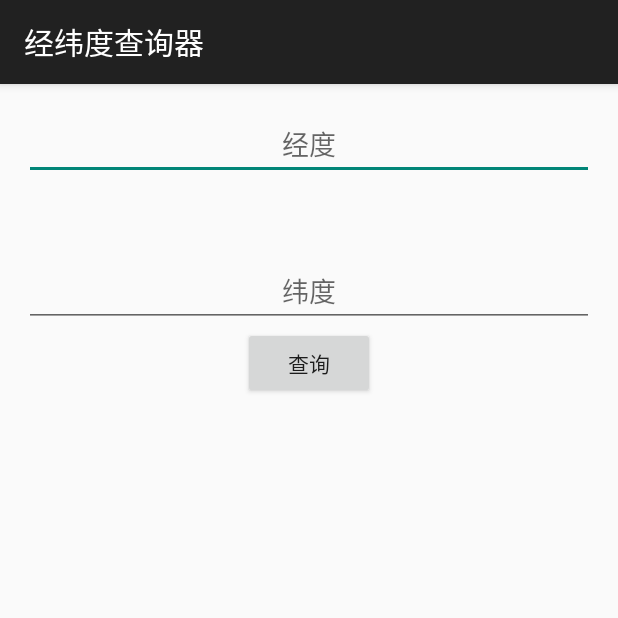
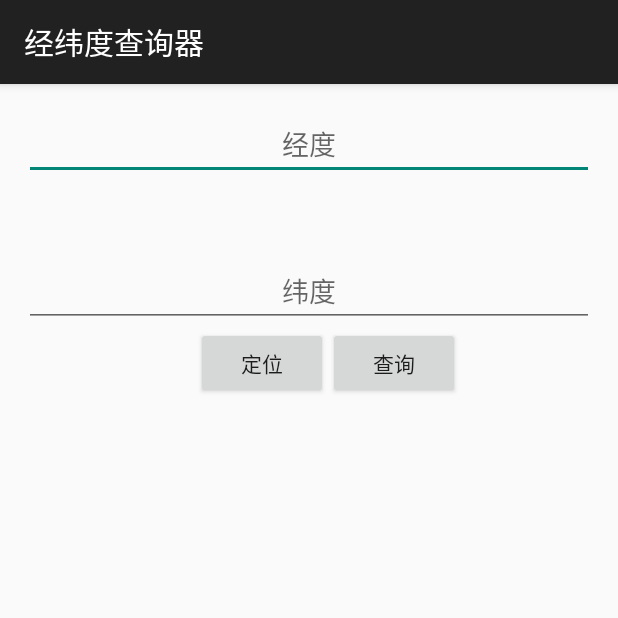
Before and after one commit to zaijie1213/gsptolocation, an Android app: the screen it shows after launch (MainActivity), on a phone screen of 412 x 824 dp, the top half of it. Run offline under Robolectric (Android 15) with nearby library versions, the phone set to English and light mode, and no system bars; our stand-ins replace ButterKnife; libraries missing offline, so code that uses them is left out: com.umeng.analytics, com.umeng.update; 3 statements that could not run were skipped.

Commit message:
添加定位功能

```diff
--- a/app/src/main/java/com/example/zaijie/gpslocation/MainActivity.java
+++ b/app/src/main/java/com/example/zaijie/gpslocation/MainActivity.java
@@ -12,6 +12,10 @@ import android.widget.Button;
 import android.widget.EditText;
 import android.widget.TextView;
 
+import com.baidu.location.BDLocation;
+import com.baidu.location.BDLocationListener;
+import com.baidu.location.LocationClient;
+import com.baidu.location.LocationClientOption;
 import com.thinkland.sdk.android.DataCallBack;
 import com.thinkland.sdk.android.JuheData;
 import com.thinkland.sdk.android.Parameters;
@@ -27,6 +31,8 @@ import butterknife.OnClick;
 
 public class MainActivity extends AppCompatActivity {
 
+    public BDLocationListener listener;
+    public LocationClient client;
     @Bind(R.id.lat)
     EditText mLat;
     @Bind(R.id.lng)
@@ -35,6 +41,8 @@ public class MainActivity extends AppCompatActivity {
     Button mBtnSearch;
     @Bind(R.id.result)
     TextView mResult;
+    @Bind(R.id.getCurLoc)
+    Button mGetCurLoc;
 
     @Override
     protected void onCreate(Bundle savedInstanceState) {
@@ -42,6 +50,35 @@ public class MainActivity extends AppCompatActivity {
         setContentView(R.layout.activity_main);
         ButterKnife.bind(this);
         UmengUpdateAgent.update(this);
+        initLocation();
+    }
+
+    private void initLocation() {
+        client = MyApp.getmLocationClient();
+        client.registerLocationListener(new BDLocationListener() {
+            @Override
+            public void onReceiveLocation(BDLocation bdLocation) {
+                String lati = String.valueOf(bdLocation.getLatitude());
+                String langti = String.valueOf(bdLocation.getLongitude());
+                mLng.setText(langti);
+                mLat.setText(lati);
+            }
+        });
+        LocationClientOption option = new LocationClientOption();
+        option.setLocationMode(LocationClientOption.LocationMode.Hight_Accuracy
+        );//可选，默认高精度，设置定位模式，高精度，低功耗，仅设备
+        option.setCoorType("bd09ll");//可选，默认gcj02，设置返回的定位结果坐标系
+//        int span = 5000;
+//        option.setScanSpan(span);//可选，默认0，即仅定位一次，设置发起定位请求的间隔需要大于等于1000ms才是有效的
+        option.setIsNeedAddress(true);//可选，设置是否需要地址信息，默认不需要
+        option.setOpenGps(true);//可选，默认false,设置是否使用gps
+//        option.setLocationNotify(true);//可选，默认false，设置是否当gps有效时按照1S1次频率输出GPS结果
+        option.setIsNeedLocationDescribe(true);//可选，默认false，设置是否需要位置语义化结果，可以在BDLocation.getLocationDescribe里得到，结果类似于“在北京天安门附近”
+        option.setIsNeedLocationPoiList(true);//可选，默认false，设置是否需要POI结果，可以在BDLocation.getPoiList里得到
+        option.setIgnoreKillProcess(false);//可选，默认false，定位SDK内部是一个SERVICE，并放到了独立进程，设置是否在stop的时候杀死这个进程，默认杀死
+        option.SetIgnoreCacheException(false);//可选，默认false，设置是否收集CRASH信息，默认收集
+        option.setEnableSimulateGps(false);//可选，默认false，设置是否需要过滤gps仿真结果，默认需要
+        client.setLocOption(option);
 
     }
 
@@ -112,4 +149,11 @@ public class MainActivity extends AppCompatActivity {
             });
         }
     }
+
+    @OnClick(R.id.getCurLoc)
+    public void getCurLoc() {
+        if (!client.isStarted()) {
+            client.start();
+        }
+    }
 }
--- a/app/src/main/java/com/example/zaijie/gpslocation/MyApp.java
+++ b/app/src/main/java/com/example/zaijie/gpslocation/MyApp.java
@@ -2,15 +2,26 @@ package com.example.zaijie.gpslocation;
 
 import android.app.Application;
 
+import com.baidu.location.LocationClient;
 import com.thinkland.sdk.android.JuheSDKInitializer;
 
 /**
  * Created by zaijie on 15/7/22.
  */
 public class MyApp extends Application {
+
+    public static LocationClient mLocationClient = null;
+
+    public static LocationClient getmLocationClient() {
+        return mLocationClient;
+    }
+
     @Override
     public void onCreate() {
         super.onCreate();
         JuheSDKInitializer.initialize(this);
+        mLocationClient = new LocationClient(this);
     }
+
+
 }
--- a/app/src/main/res/layout/activity_main.xml
+++ b/app/src/main/res/layout/activity_main.xml
@@ -29,8 +29,11 @@
         android:id="@+id/btn_search"
         android:layout_width="wrap_content"
         android:layout_height="wrap_content"
+        android:layout_alignParentEnd="true"
+        android:layout_alignParentRight="true"
         android:layout_below="@+id/lng"
-        android:layout_centerHorizontal="true"
+        android:layout_marginEnd="89dp"
+        android:layout_marginRight="89dp"
         android:text="@string/search" />
     <TextView
         android:id="@+id/result"
@@ -41,4 +44,13 @@
         android:gravity="center"
         android:textSize="20sp" />
 
+    <Button
+        android:id="@+id/getCurLoc"
+        android:layout_width="wrap_content"
+        android:layout_height="wrap_content"
+        android:layout_above="@+id/result"
+        android:layout_toLeftOf="@+id/btn_search"
+        android:layout_toStartOf="@+id/btn_search"
+        android:text="定位" />
+
 </RelativeLayout>
```
Also changed, not shown: app/src/main/AndroidManifest.xml (+30 -1 lines), app/libs/BaiduLBS_Android.jar (added), 4 other files.
